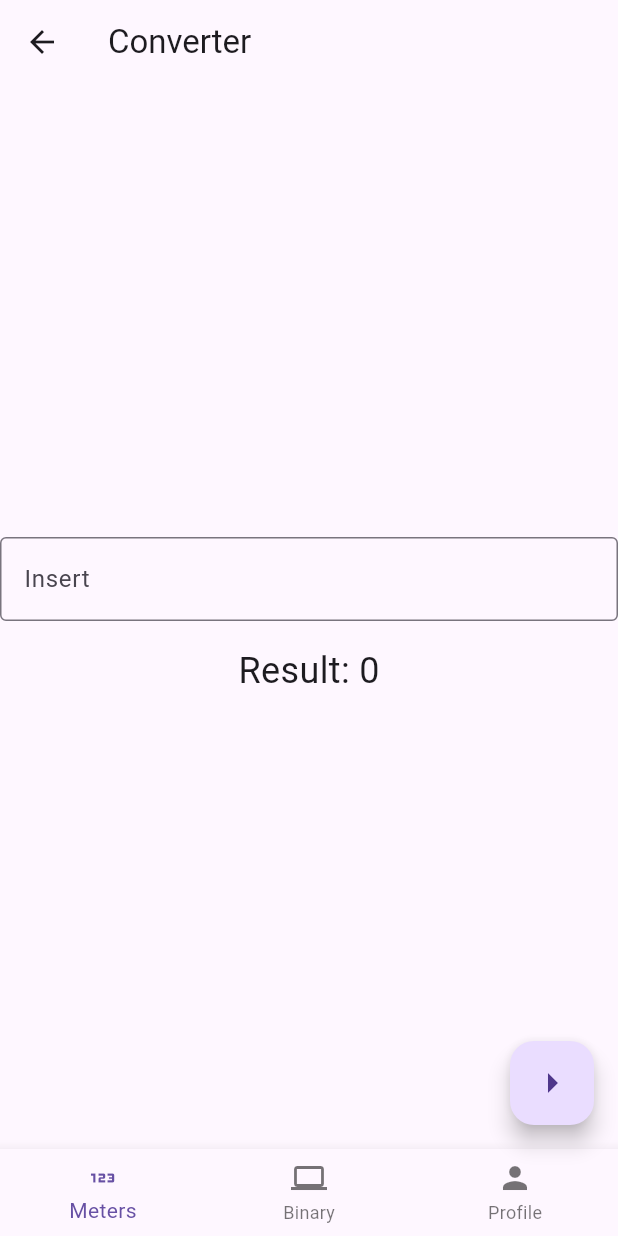
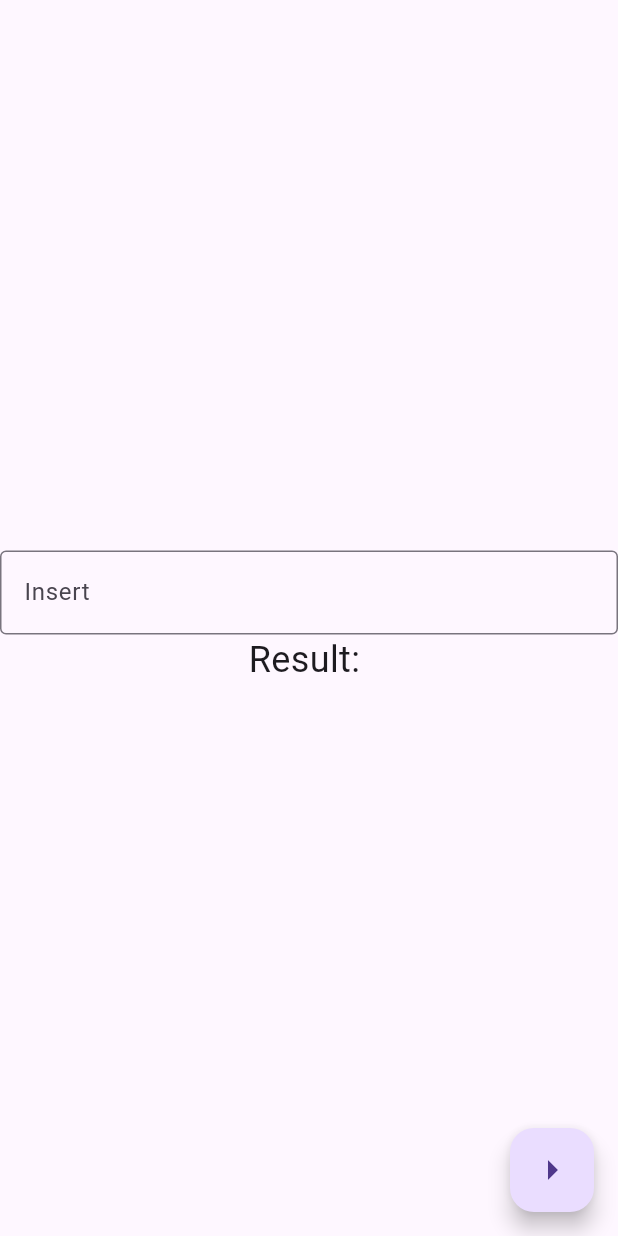
Before and after one commit to Luca9862/flutter_converter, a Flutter app: the BinaryScreen screen opened directly, after a tap on the "arrow right" icon, on a phone screen of 412 x 824 dp. Run offline on Flutter 3.47's test engine with Material 3 defaults, Android fonts, the phone set to English and light mode, and no system bars.

Commit message:
fix organizzazione progetto

```diff
--- a/lib/HomePage.dart
+++ b/lib/HomePage.dart
@@ -1,4 +1,4 @@
-import 'package:convertitore/navigationbar.dart';
+import 'package:convertitore/binaryscreen.dart';
 import 'package:flutter/material.dart';
 
 class HomePage extends StatefulWidget {
@@ -20,49 +20,13 @@ class _HomePageState extends State<HomePage> {
     super.dispose();
   }
 
-  int mToCm(int nMetri) {
-    numero = nMetri * 100;
-    return numero;
-  }
-
   @override
   Widget build(BuildContext context) {
     return Scaffold(
       appBar: AppBar(
         title: const Text('Converter'),
       ),
-      body: Column(
-        mainAxisAlignment: MainAxisAlignment.center,
-        children: [
-          Center(
-            child: TextField(
-              controller: myController,
-              keyboardType: TextInputType.number,
-              decoration: const InputDecoration(
-                border: OutlineInputBorder(),
-                labelText: 'Insert',
-              ),
-            ),
-          ),
-          const SizedBox(height: 16),
-          Text(
-            'Result: $numero',
-            style: const TextStyle(fontSize: 24),
-          ),
-        ],
-      ),
-      bottomNavigationBar: const MyBottomNavigationBar(),
-      floatingActionButton: FloatingActionButton(
-        onPressed: () {
-          setState(() {
-            mToCm(int.parse(myController.text));
-          });
-        },
-        child: const Icon(
-          Icons.arrow_right,
-          size: 32,
-        ),
-      ),
+      body: const BinaryScreen()
     );
   }
 }
--- a/lib/binaryscreen.dart
+++ b/lib/binaryscreen.dart
@@ -1,6 +1,4 @@
 import 'package:flutter/material.dart';
-
-import 'navigationbar.dart';
 
 class BinaryScreen extends StatefulWidget {
   const BinaryScreen({super.key});
@@ -44,9 +42,6 @@ class _BinaryScreen extends State<BinaryScreen> {
   @override
   Widget build(BuildContext context) {
     return Scaffold(
-      appBar: AppBar(
-        title: const Text('Binary convert'),
-      ),
       body: Column(
         mainAxisAlignment: MainAxisAlignment.center,
         children: [
@@ -66,7 +61,6 @@ class _BinaryScreen extends State<BinaryScreen> {
           ),
         ]
       ),
-      bottomNavigationBar: const MyBottomNavigationBar(),
       floatingActionButton: FloatingActionButton(
         onPressed: () {
           setState(() {
```
Also changed, not shown: lib/meters.dart (deleted).
